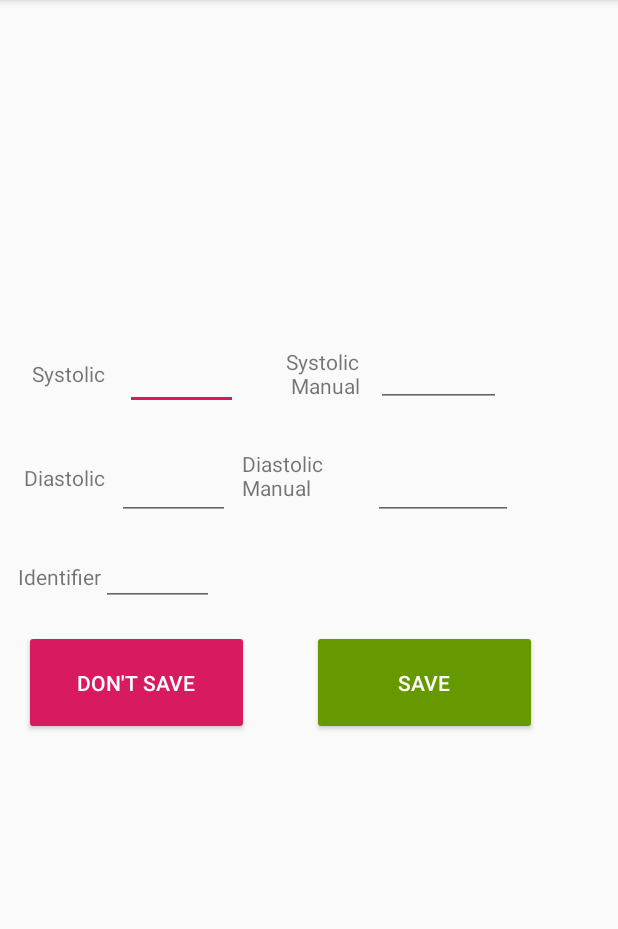
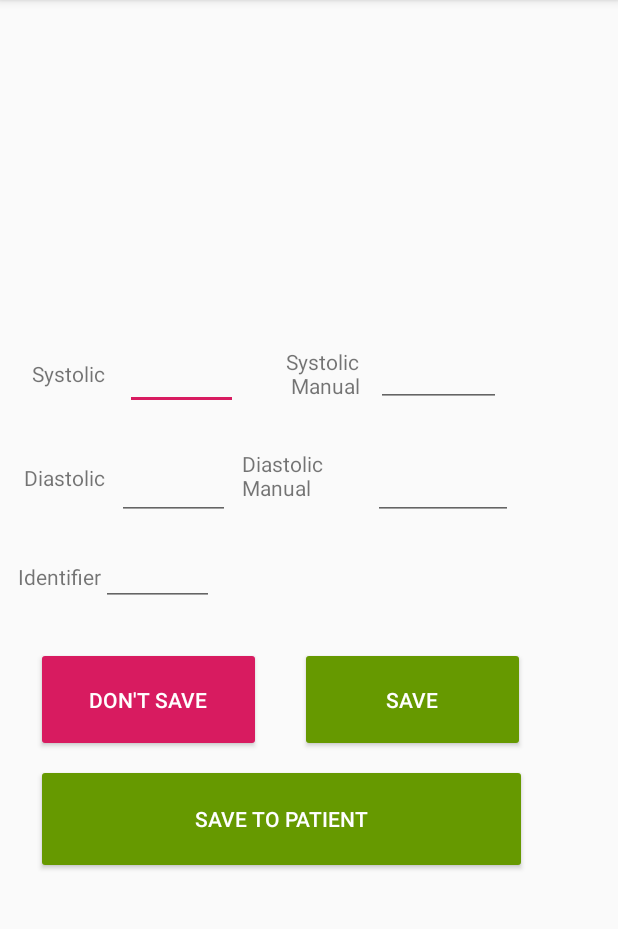
Before and after one commit to N4N0CH1P/Proyecto-Android, an Android app: the DetailActivity screen opened directly, with no data from a screen before it, on a phone screen of 412 x 824 dp, the part 84-1013 px from its top. Run offline under Robolectric (Android 15) with nearby library versions, the light colour scheme and no system bars; libraries missing offline, so code that uses them is left out: org.jetbrains.anko.

Commit message:
Bug fixes

```diff
--- a/corasenzon/app/build.gradle
+++ b/corasenzon/app/build.gradle
@@ -46,7 +46,7 @@ android {
         }
     }
 
-    lintOptions{
+    lintOptions {
         checkReleaseBuilds false
         abortOnError false
     }
--- a/corasenzon/app/src/main/java/com/edgardo/corasensor/activities/MyInfoAct.kt
+++ b/corasenzon/app/src/main/java/com/edgardo/corasensor/activities/MyInfoAct.kt
@@ -28,7 +28,6 @@ class MyInfoAct : AppCompatActivity() {
                 c = fin.read()
                 text += c.toChar()
             } while(c!=-1)
-            Toast.makeText(this, text, Toast.LENGTH_LONG).show()
         } catch (e:Exception)
         {
             print(e.message)
--- a/corasenzon/app/src/main/res/layout/activity_detail.xml
+++ b/corasenzon/app/src/main/res/layout/activity_detail.xml
@@ -189,7 +189,7 @@
                     android:layout_width="75dp"
                     android:layout_height="49dp"
                     android:layout_marginBottom="8dp"
-                    android:inputType="text"
+                    android:inputType="numberDecimal"
                     app:layout_constraintBottom_toBottomOf="parent"
                     app:layout_constraintRight_toRightOf="parent"
                     app:layout_constraintStart_toEndOf="@+id/label_identifier"
@@ -209,7 +209,7 @@
                     style="@style/Widget.AppCompat.Button.Colored"
                     android:layout_width="150dp"
                     android:layout_height="70dp"
-                    android:layout_marginStart="8dp"
+                    android:layout_marginStart="16dp"
                     android:layout_marginTop="8dp"
                     android:layout_marginBottom="8dp"
                     android:backgroundTint="@color/colorAccent"
@@ -217,22 +217,39 @@
                     app:layout_constraintBottom_toBottomOf="parent"
                     app:layout_constraintStart_toStartOf="parent"
                     app:layout_constraintTop_toTopOf="parent"
-                    app:layout_constraintVertical_bias="1.0" />
+                    app:layout_constraintVertical_bias="0.131" />
+
+                <Button
+                    android:id="@+id/button_saveDoc"
+                    style="@style/Widget.AppCompat.Button.Colored"
+                    android:layout_width="327dp"
+                    android:layout_height="73dp"
+                    android:layout_marginStart="16dp"
+                    android:layout_marginTop="8dp"
+                    android:layout_marginEnd="8dp"
+                    android:backgroundTint="@android:color/holo_green_dark"
+                    android:text="Save to patient"
+                    app:layout_constraintBottom_toBottomOf="parent"
+                    app:layout_constraintEnd_toEndOf="parent"
+                    app:layout_constraintHorizontal_bias="0.0"
+                    app:layout_constraintStart_toStartOf="parent"
+                    app:layout_constraintTop_toBottomOf="@+id/button_save"
+                    app:layout_constraintVertical_bias="0.0" />
 
                 <Button
                     android:id="@+id/button_save"
                     style="@style/Widget.AppCompat.Button.Colored"
                     android:layout_width="150dp"
                     android:layout_height="70dp"
-                    android:layout_marginStart="8dp"
                     android:layout_marginTop="8dp"
-                    android:layout_marginEnd="8dp"
+                    android:layout_marginEnd="16dp"
                     android:layout_marginBottom="8dp"
                     android:backgroundTint="@android:color/holo_green_dark"
                     android:text="@string/button_detail_save"
                     app:layout_constraintBottom_toBottomOf="parent"
                     app:layout_constraintEnd_toEndOf="parent"
-                    app:layout_constraintTop_toTopOf="parent" />
+                    app:layout_constraintTop_toTopOf="parent"
+                    app:layout_constraintVertical_bias="0.131" />
             </android.support.constraint.ConstraintLayout>
             </LinearLayout>
 
```
Also changed, not shown: corasenzon/app/src/main/AndroidManifest.xml (+3 -4 lines), corasenzon/app/src/main/java/com/edgardo/corasensor/Clases/GlobalUser.kt (added, +19 -0 lines), corasenzon/app/src/main/java/com/edgardo/corasensor/activities/DetailActivity.kt (+38 -75 lines), corasenzon/app/src/main/java/com/edgardo/corasensor/activities/MainActivity.kt (+2 -5 lines), corasenzon/app/src/main/java/com/edgardo/corasensor/activities/MenuActivity.kt (+38 -27 lines), corasenzon/app/src/main/java/com/edgardo/corasensor/activities/SaveToPatient.kt (added, +13 -0 lines), corasenzon/app/src/main/java/com/edgardo/corasensor/activities/SettingsActivity.kt (+6 -2 lines), corasenzon/app/src/main/res/layout/activity_save_to_patient.xml (added, +9 -0 lines).
